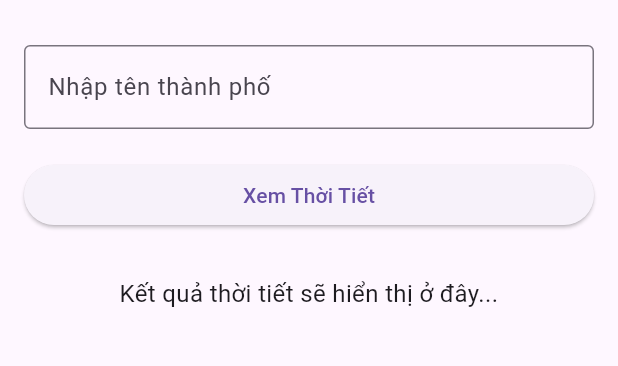
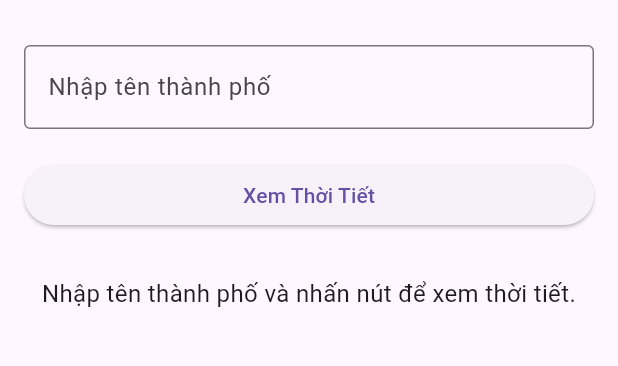
Before and after one commit to NamMai195/weather_app_dio, a Flutter app: the screen it shows after launch, on a phone screen of 412 x 824 dp, the part 63-429 px from its top. Run offline on Flutter 3.47's test engine with Material 3 defaults, Android fonts, the phone set to English and light mode, and no system bars; our stand-ins replace bloc, equatable, flutter_bloc.

Commit message:
feat: Implement Weather BLoC and Screen with State Management
-   Added `weather_event.dart`, `weather_bloc.dart`, and `weather_state.dart` to define the BLoC pattern for weather data.
-   Implemented `WeatherBloc` to handle weather data fetching and state management.
-   Defined `WeatherEvent` for user interactions (e.g., `WeatherRequested`).
-   Defined `WeatherState` for different data states (e.g., `WeatherInitial`, `WeatherLoadInProgress`, `WeatherLoadSuccess`, `WeatherLoadFailure`).
-   Created `WeatherScreen` with a text field for city input and a button to trigger weather data retrieval.
-   Used `BlocProvider` to provide `WeatherBloc` to the `WeatherScreen`.
-   Implemented `BlocBuilder` to rebuild the UI based on the `WeatherState`.
-   Added visual indicators for different states (loading, success, failure).
-   Added dependencies `flutter_bloc` and `equatable` to `pubspec.yaml` and updated `pubspec.lock`.
- Refactor `WeatherScreen` to use `BlocBuilder`.
- Updated `WeatherScreen` to provide `WeatherBloc`.

```diff
--- /dev/null
+++ b/lib/presentation/bloc/weather_bloc.dart
@@ -0,0 +1,56 @@
+// lib/presentation/bloc/weather_bloc.dart
+import 'package:bloc/bloc.dart'; // Import thư viện Bloc
+import 'package:equatable/equatable.dart';
+import 'package:weather_app/presentation/bloc/weather_event.dart';
+import 'package:weather_app/presentation/bloc/weather_state.dart'; // Import Equatable
+
+
+
+class WeatherBloc extends Bloc<WeatherEvent, WeatherState> {
+  // Repository sẽ được inject vào đây sau
+  // final WeatherRepository weatherRepository;
+
+  // Constructor: Thiết lập trạng thái ban đầu là WeatherInitial
+  WeatherBloc(/*{required this.weatherRepository}*/) : super(WeatherInitial()) {
+    // Đăng ký bộ xử lý cho sự kiện WeatherRequested
+    on<WeatherRequested>(_onWeatherRequested);
+  }
+
+  // Hàm xử lý sự kiện WeatherRequested
+  Future<void> _onWeatherRequested(
+      WeatherRequested event,
+      Emitter<WeatherState> emit,
+      ) async {
+    // Lấy tên thành phố từ sự kiện
+    final String city = event.city;
+
+    // Phát ra trạng thái đang tải
+    emit(WeatherLoadInProgress());
+
+    try {
+      // ----- PHẦN GỌI API SẼ THAY THẾ Ở ĐÂY SAU -----
+      // Hiện tại, chúng ta sẽ giả lập việc gọi API
+
+      print('BLoC: Nhận được yêu cầu cho thành phố: $city. Giả lập gọi API...');
+      await Future.delayed(const Duration(seconds: 1)); // Giả lập độ trễ mạng
+
+      // Giả lập thành công (chưa có data) hoặc thất bại
+      bool simulateSuccess = true; // Thay đổi thành false để test trạng thái lỗi
+
+      if (simulateSuccess) {
+        print('BLoC: Giả lập gọi API thành công.');
+        // Sẽ thay thế bằng emit(WeatherLoadSuccess(weatherData)); khi có model và data
+        emit(WeatherLoadSuccess());
+      } else {
+        print('BLoC: Giả lập gọi API thất bại.');
+        emit(const WeatherLoadFailure("Lỗi giả lập từ BLoC"));
+      }
+      // ----- KẾT THÚC PHẦN GIẢ LẬP -----
+
+    } catch (e) {
+      // Xử lý lỗi thực tế (nếu có) khi gọi API sau này
+      print('BLoC: Có lỗi xảy ra - ${e.toString()}');
+      emit(WeatherLoadFailure(e.toString()));
+    }
+  }
+}
--- /dev/null
+++ b/lib/presentation/bloc/weather_event.dart
@@ -0,0 +1,19 @@
+import 'package:equatable/equatable.dart';
+
+abstract class WeatherEvent extends Equatable {
+  const WeatherEvent();
+
+  @override
+  List<Object> get props => [];
+}
+
+// Sự kiện yêu cầu lấy thông tin thời tiết cho một thành phố
+class WeatherRequested extends WeatherEvent {
+  const WeatherRequested(this.city);
+  final String city; // Tên thành phố cần tìm
+
+  @override
+  List<Object> get props => [city];
+}
+
+// Có thể thêm các event khác sau này nếu cần (ví dụ: RefreshWeather)
--- /dev/null
+++ b/lib/presentation/bloc/weather_state.dart
@@ -0,0 +1,33 @@
+import 'package:equatable/equatable.dart';
+
+abstract class WeatherState extends Equatable {
+  const WeatherState();
+
+  @override
+  List<Object> get props => []; // Props dùng để Equatable so sánh các đối tượng
+}
+
+// Trạng thái ban đầu, chưa có hành động gì
+class WeatherInitial extends WeatherState {}
+
+// Trạng thái đang tải dữ liệu từ API
+class WeatherLoadInProgress extends WeatherState {}
+
+// Trạng thái tải dữ liệu thành công
+// Tạm thời chưa có data, sẽ thêm sau khi có Model
+class WeatherLoadSuccess extends WeatherState {
+  // const WeatherLoadSuccess(this.weather);
+  // final Weather weather; // Sẽ thêm model Weather ở đây sau
+
+  // @override
+  // List<Object> get props => [weather];
+}
+
+// Trạng thái tải dữ liệu thất bại
+class WeatherLoadFailure extends WeatherState {
+  const WeatherLoadFailure(this.message);
+  final String message; // Thông báo lỗi
+
+  @override
+  List<Object> get props => [message];
+}
--- a/lib/presentation/screens/weather_screen.dart
+++ b/lib/presentation/screens/weather_screen.dart
@@ -1,4 +1,9 @@
-import 'package:flutter/material.dart'; // Quan trọng: import thư viện material
+// lib/presentation/screens/weather_screen.dart
+import 'package:flutter/material.dart';
+import 'package:flutter_bloc/flutter_bloc.dart'; // Import Bloc library
+import 'package:weather_app/presentation/bloc/weather_event.dart';
+import 'package:weather_app/presentation/bloc/weather_state.dart';
+import '../bloc/weather_bloc.dart';         // Import BLoC vừa tạo
 
 class WeatherScreen extends StatefulWidget {
   const WeatherScreen({super.key});
@@ -12,16 +17,23 @@ class _WeatherScreenState extends State<WeatherScreen> {
 
   @override
   Widget build(BuildContext context) {
-    return Scaffold(
+    // Cung cấp WeatherBloc cho cây widget con của màn hình này
+    return BlocProvider(
+      create: (context) => WeatherBloc(), // Tạo instance của WeatherBloc
+      child: Scaffold(
         appBar: AppBar(
           title: const Text('Weather App'),
         ),
-      body: Padding(
+        // Sử dụng BlocBuilder để lắng nghe và rebuild UI theo trạng thái BLoC
+        body: BlocBuilder<WeatherBloc, WeatherState>(
+          builder: (context, state) {
+            // Phần UI chung không thay đổi nhiều theo state (ví dụ: Padding)
+            return Padding(
               padding: const EdgeInsets.all(16.0),
               child: Column(
                 crossAxisAlignment: CrossAxisAlignment.stretch,
                 children: <Widget>[
-            // Ô nhập tên thành phố
+                  // --- Phần Input luôn hiển thị (có thể disable khi loading) ---
                   TextField(
                     controller: _cityController,
                     decoration: const InputDecoration(
@@ -29,37 +41,81 @@ class _WeatherScreenState extends State<WeatherScreen> {
                       hintText: 'Ví dụ: Hanoi',
                       border: OutlineInputBorder(),
                     ),
+                    // Vô hiệu hóa ô nhập khi đang tải
+                    enabled: state is! WeatherLoadInProgress,
                   ),
-            const SizedBox(height: 20), // Khoảng cách
+                  const SizedBox(height: 20),
 
-            // Nút bấm
+                  // Nút bấm để gửi sự kiện
                   ElevatedButton(
-              onPressed: () {
+                    onPressed: (state is WeatherLoadInProgress)
+                        ? null // Vô hiệu hóa nút khi đang tải
+                        : () {
                       final cityName = _cityController.text;
-                print('Thành phố đã nhập: $cityName');
-                // Logic gọi API sẽ thêm sau
+                      if (cityName.isNotEmpty) {
+                        // Gửi sự kiện WeatherRequested đến BLoC
+                        context.read<WeatherBloc>().add(WeatherRequested(cityName));
+                      }
                     },
                     child: const Text('Xem Thời Tiết'),
                   ),
-            const SizedBox(height: 30), // Khoảng cách
+                  const SizedBox(height: 30),
 
-            // Khu vực hiển thị kết quả (Placeholder)
-            const Center(
-              child: Text(
-                'Kết quả thời tiết sẽ hiển thị ở đây...',
-                style: TextStyle(fontSize: 16),
-                textAlign: TextAlign.center,
+                  // --- Phần hiển thị kết quả thay đổi theo State ---
+                  _buildWeatherContent(context, state),
+
+                ],
               ),
-            ),
-          ],
+            );
+          },
         ),
       ),
     );
   }
 
+  // Hàm helper để xây dựng phần nội dung dựa trên state
+  Widget _buildWeatherContent(BuildContext context, WeatherState state) {
+    if (state is WeatherInitial) {
+      // Trạng thái ban đầu
+      return const Center(
+        child: Text(
+          'Nhập tên thành phố và nhấn nút để xem thời tiết.',
+          style: TextStyle(fontSize: 16),
+          textAlign: TextAlign.center,
+        ),
+      );
+    } else if (state is WeatherLoadInProgress) {
+      // Trạng thái đang tải -> Hiển thị vòng xoay loading
+      return const Center(child: CircularProgressIndicator());
+    } else if (state is WeatherLoadSuccess) {
+      // Trạng thái thành công -> Hiển thị kết quả (Tạm thời chỉ là text)
+      // Sau này sẽ thay bằng Widget hiển thị data thời tiết thật
+      return const Center(
+        child: Text(
+          'Tải dữ liệu thành công! (Sẽ hiển thị data ở đây)',
+          style: TextStyle(fontSize: 16, color: Colors.green),
+          textAlign: TextAlign.center,
+        ),
+      );
+    } else if (state is WeatherLoadFailure) {
+      // Trạng thái lỗi -> Hiển thị thông báo lỗi
+      return Center(
+        child: Text(
+          'Lỗi: ${state.message}', // Hiển thị thông báo lỗi từ state
+          style: const TextStyle(fontSize: 16, color: Colors.red),
+          textAlign: TextAlign.center,
+        ),
+      );
+    } else {
+      // Trường hợp state không xác định (không nên xảy ra)
+      return const SizedBox.shrink(); // Không hiển thị gì cả
+    }
+  }
+
   @override
   void dispose() {
-    _cityController.dispose(); // Clean up the controller
+    _cityController.dispose();
+    // BlocProvider tự động dispose BLoC
     super.dispose();
   }
 }
--- a/pubspec.yaml
+++ b/pubspec.yaml
@@ -34,7 +34,8 @@ dependencies:
   # The following adds the Cupertino Icons font to your application.
   # Use with the CupertinoIcons class for iOS style icons.
   cupertino_icons: ^1.0.8
-
+  flutter_bloc: ^8.1.5 # Kiểm tra phiên bản mới nhất trên pub.dev nếu muốn
+  equatable: ^2.0.5   # Dùng để so sánh state và event hiệu quả
 dev_dependencies:
   flutter_test:
     sdk: flutter
```
Also changed, not shown: pubspec.lock, 1 other file. Lines whose indentation alone changed are shown as unchanged.
